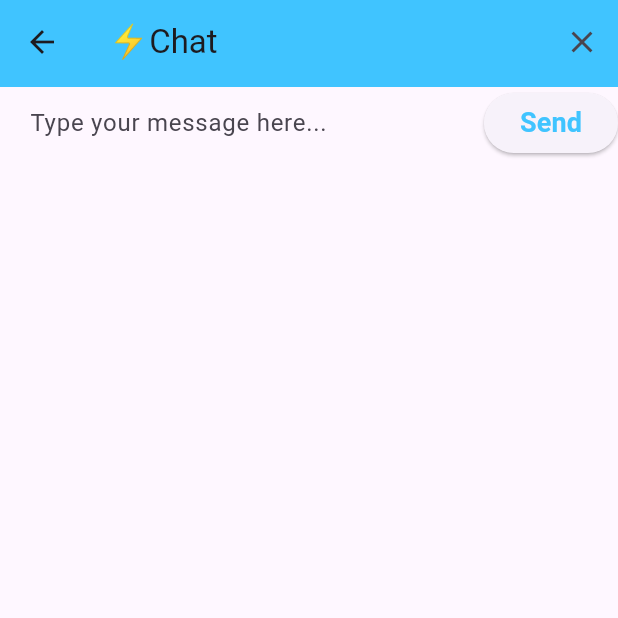
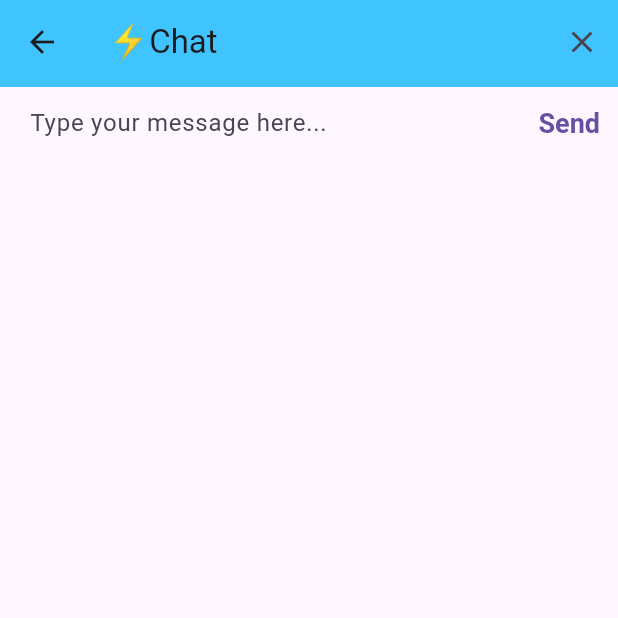
Before and after one commit to ontu001/flutter-fireside-chat, a Flutter app: the ChatScreen screen opened by its route, after a tap on "Send", on a phone screen of 412 x 824 dp, the top half of it. Run offline on Flutter 3.47's test engine with Material 3 defaults, Android fonts, the phone set to English and light mode, and no system bars; our stand-ins replace animated_text_kit, cloud_firestore, firebase_auth, firebase_core, fluttertoast, modal_progress_hud_nsn; accounts and stored records are empty.

```diff
--- a/lib/constants.dart
+++ b/lib/constants.dart
@@ -1,7 +1,7 @@
 import 'package:flutter/material.dart';
 
 const kSendButtonTextStyle = TextStyle(
-  color: Colors.lightBlueAccent,
+  color: Colors.transparent,
   fontWeight: FontWeight.bold,
   fontSize: 18.0,
 );
--- a/lib/screens/chat_screen.dart
+++ b/lib/screens/chat_screen.dart
@@ -2,6 +2,7 @@
 
 import 'dart:math';
 
+import 'package:cloud_firestore/cloud_firestore.dart';
 import 'package:firebase_auth/firebase_auth.dart';
 import 'package:flutter/material.dart';
 
@@ -14,7 +15,9 @@ class ChatScreen extends StatefulWidget {
 }
 
 class _ChatScreenState extends State<ChatScreen> {
+  final _firestore = FirebaseFirestore.instance;
   final _auth = FirebaseAuth.instance;
+  String textMessage= '';
   late User loggedInuser;
 
   void getNewUser(){
@@ -61,18 +64,22 @@ class _ChatScreenState extends State<ChatScreen> {
                   Expanded(
                     child: TextField(
                       onChanged: (value) {
-                        //Do something with the user input.
+                        textMessage = value;
                       },
                       decoration: kMessageTextFieldDecoration,
                     ),
                   ),
-                  ElevatedButton(
+                  TextButton(
+                    style:  TextButton.styleFrom(textStyle: kSendButtonTextStyle),
                     onPressed: () {
-                      //Implement send functionality.
+                      _firestore.collection('message').add({
+                        'text': textMessage,
+                        'sender': loggedInuser.email,
+                      });
                     },
-                    child: Text(
+                    child: const Text(
                       'Send',
-                      style: kSendButtonTextStyle,
+
                     ),
                   ),
                 ],
```
